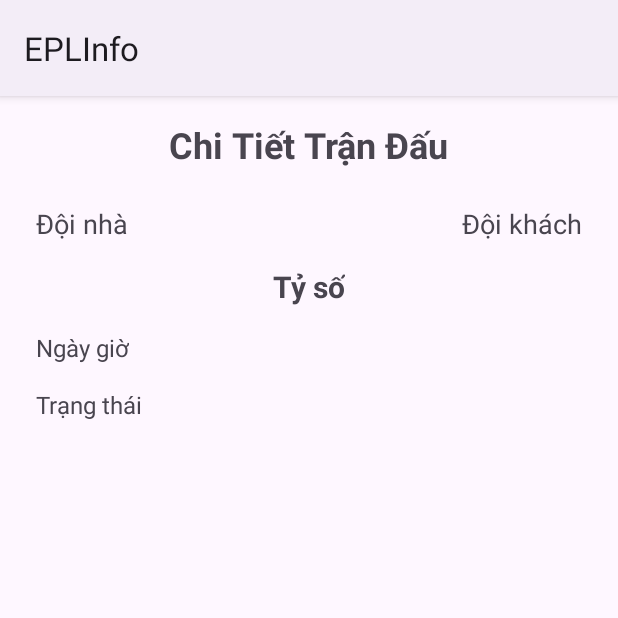
After one commit to bstHoang/PRM392, an Android app: the MatchDetailActivity screen opened directly, with no data from a screen before it, on a phone screen of 412 x 824 dp, the top half of it. The commit adds this screen. Run offline under Robolectric (Android 15) with nearby library versions, the phone set to English and light mode, and no system bars.

Commit message:
them mua giai trc , bam vao thi xem dc detail tran dau

```diff
--- /dev/null
+++ b/EPLInfo/app/src/main/java/vn/edu/fpt/eplinfo/MatchDetailActivity.java
@@ -0,0 +1,31 @@
+package vn.edu.fpt.eplinfo;
+
+import android.os.Bundle;
+import android.widget.TextView;
+import androidx.appcompat.app.AppCompatActivity;
+
+public class MatchDetailActivity extends AppCompatActivity {
+
+    @Override
+    protected void onCreate(Bundle savedInstanceState) {
+        super.onCreate(savedInstanceState);
+        setContentView(R.layout.activity_match_detail);
+
+        // Ánh xạ các TextView từ layout
+        TextView tvHomeTeam = findViewById(R.id.tvHomeTeamDetail);
+        TextView tvAwayTeam = findViewById(R.id.tvAwayTeamDetail);
+        TextView tvScore = findViewById(R.id.tvScoreDetail);
+        TextView tvDate = findViewById(R.id.tvDateDetail);
+        TextView tvStatus = findViewById(R.id.tvStatusDetail);
+
+        // Lấy dữ liệu từ Intent
+        Bundle extras = getIntent().getExtras();
+        if (extras != null) {
+            tvHomeTeam.setText(extras.getString("homeTeam", "N/A"));
+            tvAwayTeam.setText(extras.getString("awayTeam", "N/A"));
+            tvScore.setText(extras.getString("score", "-"));
+            tvDate.setText(extras.getString("date", "N/A"));
+            tvStatus.setText(extras.getString("status", "N/A"));
+        }
+    }
+}
--- a/EPLInfo/app/src/main/java/vn/edu/fpt/eplinfo/api/FootballApi.java
+++ b/EPLInfo/app/src/main/java/vn/edu/fpt/eplinfo/api/FootballApi.java
@@ -3,13 +3,14 @@ package vn.edu.fpt.eplinfo.api;
 import retrofit2.Call;
 import retrofit2.http.GET;
 import retrofit2.http.Header;
+import retrofit2.http.Query;
 import vn.edu.fpt.eplinfo.model.MatchResponse;
 import vn.edu.fpt.eplinfo.model.StandingResponse;
 
 public interface FootballApi {
     @GET("competitions/PL/standings")
-    Call<StandingResponse> getStandings(@Header("X-Auth-Token") String token);
+    Call<StandingResponse> getStandings(@Header("X-Auth-Token") String token, @Query("season") String season);
 
     @GET("competitions/PL/matches")
-    Call<MatchResponse> getMatches(@Header("X-Auth-Token") String token);
+    Call<MatchResponse> getMatches(@Header("X-Auth-Token") String token, @Query("season") String season);
 }
--- /dev/null
+++ b/EPLInfo/app/src/main/res/layout/activity_match_detail.xml
@@ -0,0 +1,73 @@
+<?xml version="1.0" encoding="utf-8"?>
+<androidx.constraintlayout.widget.ConstraintLayout
+    xmlns:android="http://schemas.android.com/apk/res/android"
+    xmlns:app="http://schemas.android.com/apk/res-auto"
+    android:layout_width="match_parent"
+    android:layout_height="match_parent"
+    android:padding="16dp">
+
+    <TextView
+        android:id="@+id/tvTitle"
+        android:layout_width="wrap_content"
+        android:layout_height="wrap_content"
+        android:text="Chi Tiết Trận Đấu"
+        android:textSize="24sp"
+        android:textStyle="bold"
+        android:paddingBottom="16dp"
+        app:layout_constraintTop_toTopOf="parent"
+        app:layout_constraintStart_toStartOf="parent"
+        app:layout_constraintEnd_toEndOf="parent" />
+
+    <TextView
+        android:id="@+id/tvHomeTeamDetail"
+        android:layout_width="wrap_content"
+        android:layout_height="wrap_content"
+        android:text="Đội nhà"
+        android:textSize="18sp"
+        android:padding="8dp"
+        app:layout_constraintTop_toBottomOf="@id/tvTitle"
+        app:layout_constraintStart_toStartOf="parent" />
+
+    <TextView
+        android:id="@+id/tvAwayTeamDetail"
+        android:layout_width="wrap_content"
+        android:layout_height="wrap_content"
+        android:text="Đội khách"
+        android:textSize="18sp"
+        android:padding="8dp"
+        app:layout_constraintTop_toBottomOf="@id/tvTitle"
+        app:layout_constraintEnd_toEndOf="parent" />
+
+    <TextView
+        android:id="@+id/tvScoreDetail"
+        android:layout_width="wrap_content"
+        android:layout_height="wrap_content"
+        android:text="Tỷ số"
+        android:textSize="20sp"
+        android:textStyle="bold"
+        android:padding="8dp"
+        app:layout_constraintTop_toBottomOf="@id/tvHomeTeamDetail"
+        app:layout_constraintStart_toStartOf="parent"
+        app:layout_constraintEnd_toEndOf="parent" />
+
+    <TextView
+        android:id="@+id/tvDateDetail"
+        android:layout_width="wrap_content"
+        android:layout_height="wrap_content"
+        android:text="Ngày giờ"
+        android:textSize="16sp"
+        android:padding="8dp"
+        app:layout_constraintTop_toBottomOf="@id/tvScoreDetail"
+        app:layout_constraintStart_toStartOf="parent" />
+
+    <TextView
+        android:id="@+id/tvStatusDetail"
+        android:layout_width="wrap_content"
+        android:layout_height="wrap_content"
+        android:text="Trạng thái"
+        android:textSize="16sp"
+        android:padding="8dp"
+        app:layout_constraintTop_toBottomOf="@id/tvDateDetail"
+        app:layout_constraintStart_toStartOf="parent" />
+
+</androidx.constraintlayout.widget.ConstraintLayout>
--- a/EPLInfo/app/src/main/res/values-night/themes.xml
+++ b/EPLInfo/app/src/main/res/values-night/themes.xml
@@ -1,6 +1,6 @@
 <resources xmlns:tools="http://schemas.android.com/tools">
     <!-- Base application theme. -->
-    <style name="Base.Theme.EPLInfo" parent="Theme.Material3.DayNight.NoActionBar">
+    <style name="Base.Theme.EPLInfo" parent="Theme.Material3.DayNight">
         <!-- Customize your dark theme here. -->
         <!-- <item name="colorPrimary">@color/my_dark_primary</item> -->
     </style>
--- a/EPLInfo/app/src/main/res/values/themes.xml
+++ b/EPLInfo/app/src/main/res/values/themes.xml
@@ -1,6 +1,6 @@
 <resources xmlns:tools="http://schemas.android.com/tools">
     <!-- Base application theme. -->
-    <style name="Base.Theme.EPLInfo" parent="Theme.Material3.DayNight.NoActionBar">
+    <style name="Base.Theme.EPLInfo" parent="Theme.Material3.DayNight">
         <!-- Customize your light theme here. -->
         <!-- <item name="colorPrimary">@color/my_light_primary</item> -->
     </style>
```
Also changed, not shown: EPLInfo/app/src/main/AndroidManifest.xml (+13 -15 lines), EPLInfo/app/src/main/java/vn/edu/fpt/eplinfo/HomeActivity.java (+35 -4 lines), EPLInfo/app/src/main/java/vn/edu/fpt/eplinfo/MainActivity.java (+18 -8 lines), EPLInfo/app/src/main/java/vn/edu/fpt/eplinfo/MatchAdapter.java (deleted, +0 -59 lines), EPLInfo/app/src/main/java/vn/edu/fpt/eplinfo/MatchScheduleActivity.java (+25 -6 lines), EPLInfo/app/src/main/java/vn/edu/fpt/eplinfo/adapter/MatchAdapter.java (added, +98 -0 lines), EPLInfo/app/src/main/java/vn/edu/fpt/eplinfo/util/SeasonUtil.java (added, +29 -0 lines), EPLInfo/app/src/main/res/layout/activity_home.xml (+47 -7 lines), EPLInfo/app/src/main/res/layout/activity_main.xml (+11 -1 lines), EPLInfo/app/src/main/res/layout/activity_match_schedule.xml (+11 -1 lines).
